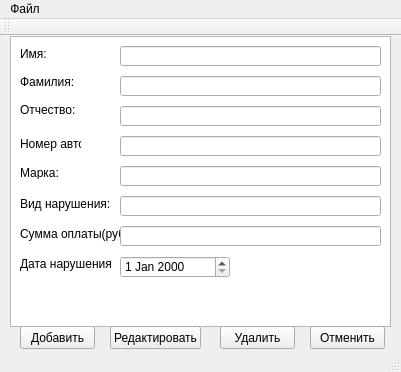
This is mainwindow.ui in liedcrazy/GBDDproject as Qt 5 draws it before an edit. The edited form follows.
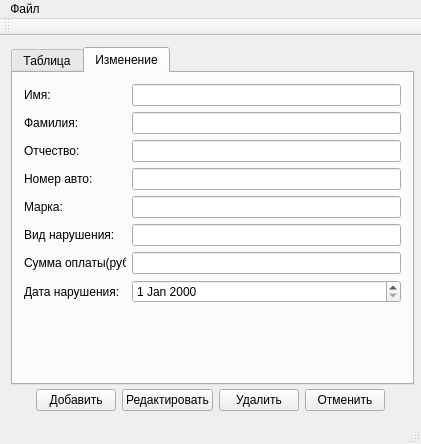
This is the edited form.

What changed in the file:
```diff
--- a/mainwindow.ui
+++ b/mainwindow.ui
@@ -6,35 +6,47 @@
    <rect>
     <x>0</x>
     <y>0</y>
-    <width>401</width>
-    <height>372</height>
+    <width>421</width>
+    <height>444</height>
    </rect>
   </property>
+  <property name="minimumSize">
+   <size>
+    <width>421</width>
+    <height>444</height>
+   </size>
+  </property>
   <property name="windowTitle">
    <string>MainWindow</string>
   </property>
   <widget class="QWidget" name="centralWidget">
-   <widget class="QPushButton" name="pushButton">
-    <property name="geometry">
-     <rect>
-      <x>20</x>
-      <y>290</y>
-      <width>75</width>
-      <height>23</height>
-     </rect>
-    </property>
-    <property name="text">
-     <string>Добавить</string>
-    </property>
-   </widget>
+   <layout class="QVBoxLayout" name="verticalLayout_2">
+    <item>
+     <widget class="QTabWidget" name="tabWidget">
+      <property name="minimumSize">
+       <size>
+        <width>403</width>
+        <height>338</height>
+       </size>
+      </property>
+      <property name="currentIndex">
+       <number>1</number>
+      </property>
+      <widget class="QWidget" name="tab">
+       <attribute name="title">
+        <string>Таблица</string>
+       </attribute>
+       <layout class="QVBoxLayout" name="verticalLayout_3">
+        <item>
    <widget class="QTableView" name="tableView">
-    <property name="geometry">
-     <rect>
-      <x>10</x>
-      <y>0</y>
+          <property name="minimumSize">
+           <size>
       <width>381</width>
-      <height>291</height>
-     </rect>
+            <height>293</height>
+           </size>
+          </property>
+          <property name="editTriggers">
+           <set>QAbstractItemView::NoEditTriggers</set>
     </property>
     <property name="selectionMode">
      <enum>QAbstractItemView::SingleSelection</enum>
@@ -43,243 +55,330 @@
      <enum>QAbstractItemView::SelectRows</enum>
     </property>
    </widget>
-   <widget class="QLineEdit" name="lineEdit_1">
-    <property name="geometry">
-     <rect>
-      <x>120</x>
-      <y>10</y>
-      <width>261</width>
-      <height>20</height>
-     </rect>
-    </property>
-    <property name="inputMask">
-     <string/>
-    </property>
-    <property name="text">
-     <string/>
-    </property>
-   </widget>
-   <widget class="QLineEdit" name="lineEdit_2">
-    <property name="geometry">
-     <rect>
-      <x>120</x>
-      <y>40</y>
-      <width>261</width>
-      <height>20</height>
-     </rect>
-    </property>
-   </widget>
-   <widget class="QLineEdit" name="lineEdit_3">
-    <property name="geometry">
-     <rect>
-      <x>120</x>
-      <y>70</y>
-      <width>261</width>
-      <height>20</height>
-     </rect>
-    </property>
-   </widget>
+        </item>
+       </layout>
+      </widget>
+      <widget class="QWidget" name="tab_2">
+       <attribute name="title">
+        <string>Изменение</string>
+       </attribute>
+       <layout class="QVBoxLayout" name="verticalLayout_4">
+        <item>
+         <layout class="QVBoxLayout" name="verticalLayout">
+          <item>
+           <layout class="QHBoxLayout" name="horizontalLayout">
+            <item>
    <widget class="QLabel" name="label_1">
-    <property name="geometry">
-     <rect>
-      <x>20</x>
-      <y>10</y>
-      <width>47</width>
-      <height>16</height>
-     </rect>
+              <property name="minimumSize">
+               <size>
+                <width>102</width>
+                <height>22</height>
+               </size>
     </property>
     <property name="text">
      <string>Имя:</string>
     </property>
    </widget>
+            </item>
+            <item>
+             <widget class="QLineEdit" name="lineEdit_1">
+              <property name="minimumSize">
+               <size>
+                <width>269</width>
+                <height>22</height>
+               </size>
+              </property>
+              <property name="inputMask">
+               <string/>
+              </property>
+              <property name="text">
+               <string/>
+              </property>
+             </widget>
+            </item>
+           </layout>
+          </item>
+          <item>
+           <layout class="QHBoxLayout" name="horizontalLayout_2">
+            <item>
    <widget class="QLabel" name="label_2">
-    <property name="geometry">
-     <rect>
-      <x>20</x>
-      <y>36</y>
-      <width>61</width>
-      <height>20</height>
-     </rect>
+              <property name="minimumSize">
+               <size>
+                <width>102</width>
+                <height>22</height>
+               </size>
     </property>
     <property name="text">
      <string>Фамилия:</string>
     </property>
    </widget>
+            </item>
+            <item>
+             <widget class="QLineEdit" name="lineEdit_2">
+              <property name="minimumSize">
+               <size>
+                <width>269</width>
+                <height>22</height>
+               </size>
+              </property>
+             </widget>
+            </item>
+           </layout>
+          </item>
+          <item>
+           <layout class="QHBoxLayout" name="horizontalLayout_3">
+            <item>
    <widget class="QLabel" name="label_3">
-    <property name="geometry">
-     <rect>
-      <x>20</x>
-      <y>66</y>
-      <width>61</width>
-      <height>16</height>
-     </rect>
+              <property name="minimumSize">
+               <size>
+                <width>102</width>
+                <height>22</height>
+               </size>
     </property>
     <property name="text">
      <string>Отчество:</string>
     </property>
    </widget>
-   <widget class="QPushButton" name="pushButton_2">
-    <property name="geometry">
-     <rect>
-      <x>220</x>
-      <y>290</y>
-      <width>75</width>
-      <height>23</height>
-     </rect>
-    </property>
-    <property name="text">
-     <string>Удалить</string>
-    </property>
-   </widget>
+            </item>
+            <item>
+             <widget class="QLineEdit" name="lineEdit_3">
+              <property name="minimumSize">
+               <size>
+                <width>269</width>
+                <height>22</height>
+               </size>
+              </property>
+             </widget>
+            </item>
+           </layout>
+          </item>
+          <item>
+           <layout class="QHBoxLayout" name="horizontalLayout_4">
+            <item>
    <widget class="QLabel" name="label">
-    <property name="geometry">
-     <rect>
-      <x>20</x>
-      <y>100</y>
-      <width>61</width>
-      <height>16</height>
-     </rect>
+              <property name="minimumSize">
+               <size>
+                <width>102</width>
+                <height>22</height>
+               </size>
     </property>
     <property name="text">
      <string>&lt;html&gt;&lt;head/&gt;&lt;body&gt;&lt;p&gt;Номер авто:&lt;/p&gt;&lt;/body&gt;&lt;/html&gt;</string>
     </property>
    </widget>
+            </item>
+            <item>
+             <widget class="QLineEdit" name="lineEdit">
+              <property name="minimumSize">
+               <size>
+                <width>269</width>
+                <height>22</height>
+               </size>
+              </property>
+             </widget>
+            </item>
+           </layout>
+          </item>
+          <item>
+           <layout class="QHBoxLayout" name="horizontalLayout_5">
+            <item>
    <widget class="QLabel" name="label_4">
-    <property name="geometry">
-     <rect>
-      <x>20</x>
-      <y>130</y>
-      <width>47</width>
-      <height>13</height>
-     </rect>
+              <property name="minimumSize">
+               <size>
+                <width>102</width>
+                <height>22</height>
+               </size>
     </property>
     <property name="text">
      <string>Марка:</string>
     </property>
    </widget>
+            </item>
+            <item>
+             <widget class="QLineEdit" name="lineEdit_4">
+              <property name="minimumSize">
+               <size>
+                <width>269</width>
+                <height>22</height>
+               </size>
+              </property>
+             </widget>
+            </item>
+           </layout>
+          </item>
+          <item>
+           <layout class="QHBoxLayout" name="horizontalLayout_6">
+            <item>
    <widget class="QLabel" name="label_5">
-    <property name="geometry">
-     <rect>
-      <x>20</x>
-      <y>160</y>
-      <width>91</width>
-      <height>16</height>
-     </rect>
+              <property name="minimumSize">
+               <size>
+                <width>102</width>
+                <height>22</height>
+               </size>
     </property>
     <property name="text">
      <string>Вид нарушения:</string>
     </property>
    </widget>
+            </item>
+            <item>
+             <widget class="QLineEdit" name="lineEdit_5">
+              <property name="minimumSize">
+               <size>
+                <width>269</width>
+                <height>22</height>
+               </size>
+              </property>
+             </widget>
+            </item>
+           </layout>
+          </item>
+          <item>
+           <layout class="QHBoxLayout" name="horizontalLayout_7">
+            <item>
    <widget class="QLabel" name="label_6">
-    <property name="geometry">
-     <rect>
-      <x>20</x>
-      <y>190</y>
-      <width>101</width>
-      <height>16</height>
-     </rect>
+              <property name="minimumSize">
+               <size>
+                <width>102</width>
+                <height>22</height>
+               </size>
     </property>
     <property name="text">
      <string>Сумма оплаты(руб):</string>
     </property>
    </widget>
-   <widget class="QLineEdit" name="lineEdit">
-    <property name="geometry">
-     <rect>
-      <x>120</x>
-      <y>100</y>
-      <width>261</width>
-      <height>20</height>
-     </rect>
-    </property>
-   </widget>
-   <widget class="QLineEdit" name="lineEdit_4">
-    <property name="geometry">
-     <rect>
-      <x>120</x>
-      <y>130</y>
-      <width>261</width>
-      <height>20</height>
-     </rect>
-    </property>
-   </widget>
-   <widget class="QLineEdit" name="lineEdit_5">
-    <property name="geometry">
-     <rect>
-      <x>120</x>
-      <y>160</y>
-      <width>261</width>
-      <height>20</height>
-     </rect>
-    </property>
-   </widget>
+            </item>
+            <item>
    <widget class="QLineEdit" name="lineEdit_6">
-    <property name="geometry">
-     <rect>
-      <x>120</x>
-      <y>190</y>
-      <width>261</width>
-      <height>20</height>
-     </rect>
-    </property>
-   </widget>
-   <widget class="QDateEdit" name="dateEdit">
-    <property name="geometry">
-     <rect>
-      <x>120</x>
-      <y>220</y>
-      <width>110</width>
+              <property name="minimumSize">
+               <size>
+                <width>269</width>
       <height>22</height>
-     </rect>
-    </property>
-   </widget>
+               </size>
+              </property>
+             </widget>
+            </item>
+           </layout>
+          </item>
+          <item>
+           <layout class="QHBoxLayout" name="horizontalLayout_8">
+            <item>
    <widget class="QLabel" name="label_8">
-    <property name="geometry">
-     <rect>
-      <x>20</x>
-      <y>220</y>
-      <width>91</width>
-      <height>16</height>
-     </rect>
+              <property name="minimumSize">
+               <size>
+                <width>102</width>
+                <height>22</height>
+               </size>
+              </property>
+              <property name="maximumSize">
+               <size>
+                <width>102</width>
+                <height>23</height>
+               </size>
     </property>
     <property name="text">
      <string>Дата нарушения:</string>
     </property>
    </widget>
+            </item>
+            <item>
+             <widget class="QDateEdit" name="dateEdit">
+              <property name="minimumSize">
+               <size>
+                <width>269</width>
+                <height>22</height>
+               </size>
+              </property>
+             </widget>
+            </item>
+           </layout>
+          </item>
+          <item>
+           <spacer name="verticalSpacer">
+            <property name="orientation">
+             <enum>Qt::Vertical</enum>
+            </property>
+            <property name="sizeHint" stdset="0">
+             <size>
+              <width>20</width>
+              <height>40</height>
+             </size>
+            </property>
+           </spacer>
+          </item>
+         </layout>
+        </item>
+       </layout>
+      </widget>
+     </widget>
+    </item>
+    <item>
+     <layout class="QHBoxLayout" name="horizontalLayout_9">
+      <item>
+       <spacer name="horizontalSpacer_2">
+        <property name="orientation">
+         <enum>Qt::Horizontal</enum>
+        </property>
+        <property name="sizeHint" stdset="0">
+         <size>
+          <width>40</width>
+          <height>20</height>
+         </size>
+        </property>
+       </spacer>
+      </item>
+      <item>
+       <widget class="QPushButton" name="pushButton">
+        <property name="text">
+         <string>Добавить</string>
+        </property>
+       </widget>
+      </item>
+      <item>
    <widget class="QPushButton" name="pushButton_1">
-    <property name="geometry">
-     <rect>
-      <x>110</x>
-      <y>290</y>
-      <width>91</width>
-      <height>23</height>
-     </rect>
-    </property>
     <property name="text">
      <string>Редактировать</string>
     </property>
    </widget>
+      </item>
+      <item>
+       <widget class="QPushButton" name="pushButton_2">
+        <property name="text">
+         <string>Удалить</string>
+        </property>
+       </widget>
+      </item>
+      <item>
    <widget class="QPushButton" name="pushButton_3">
-    <property name="geometry">
-     <rect>
-      <x>310</x>
-      <y>290</y>
-      <width>75</width>
-      <height>23</height>
-     </rect>
-    </property>
     <property name="text">
      <string>Отменить</string>
     </property>
    </widget>
+      </item>
+      <item>
+       <spacer name="horizontalSpacer">
+        <property name="orientation">
+         <enum>Qt::Horizontal</enum>
+        </property>
+        <property name="sizeHint" stdset="0">
+         <size>
+          <width>40</width>
+          <height>20</height>
+         </size>
+        </property>
+       </spacer>
+      </item>
+     </layout>
+    </item>
+   </layout>
   </widget>
   <widget class="QMenuBar" name="menuBar">
    <property name="geometry">
     <rect>
      <x>0</x>
      <y>0</y>
-     <width>401</width>
-     <height>21</height>
+     <width>421</width>
+     <height>20</height>
     </rect>
    </property>
    <widget class="QMenu" name="menu">
```
Left out of the diff: 2 changed lines with no effect on the pictures. Lines whose indentation alone changed are shown as unchanged.
